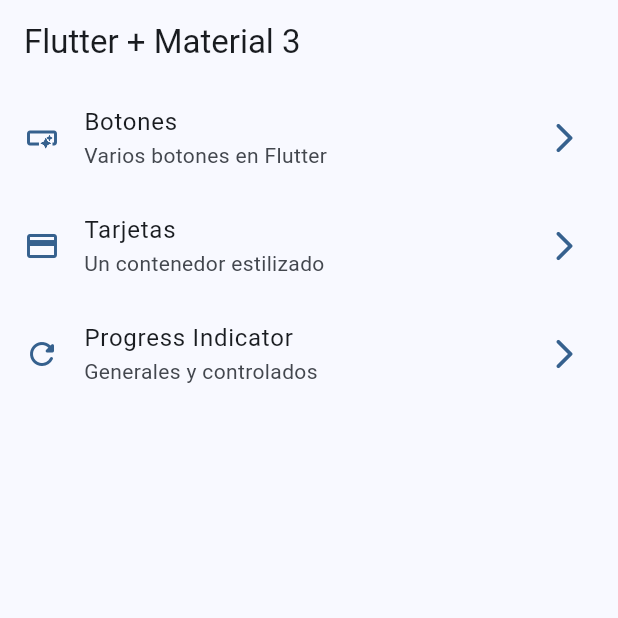
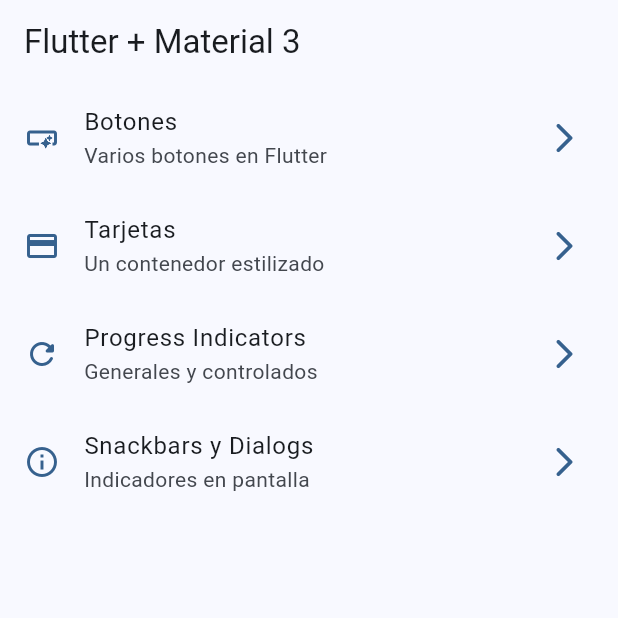
Before and after one commit to tamagoman/flutter-widget_app, a Flutter app: the screen it shows after launch, on a phone screen of 412 x 824 dp, the top half of it. Run offline on Flutter 3.47's test engine with Material 3 defaults, Android fonts, the phone set to English and light mode, and no system bars; our stand-ins replace go_router.

Commit message:
Snackbar dialogs finished

```diff
--- a/lib/config/menu/menu_items.dart
+++ b/lib/config/menu/menu_items.dart
@@ -28,24 +28,27 @@ final appMenuItems = <MenuItem>[
     link: '/buttons',
     icon: Icons.smart_button_outlined
   ),
+
   MenuItem(
     title: 'Tarjetas',
     subTitle: 'Un contenedor estilizado',
     link: '/cards',
     icon: Icons.credit_card
   ),
+
   MenuItem(
-    title: 'Progress Indicator',
+    title: 'Progress Indicators',
     subTitle: 'Generales y controlados',
     link: '/progress',
     icon: Icons.refresh_rounded
   ),
-  // MenuItem(
-  //   title: 'Snackbars y Dialogs',
-  //   subTitle: 'Indicadores en pantalla',
-  //   link: '/snackbars',
-  //   icon: Icons.info_outline
-  // ),
+
+  MenuItem(
+    title: 'Snackbars y Dialogs',
+    subTitle: 'Indicadores en pantalla',
+    link: '/snackbars',
+    icon: Icons.info_outline
+  ),
   // MenuItem(
   //   title: 'Animated Container',
   //   subTitle: 'StatefulWidget animado',
--- a/lib/config/router/app_router.dart
+++ b/lib/config/router/app_router.dart
@@ -1,5 +1,6 @@
 import 'package:go_router/go_router.dart';
 import 'package:widgets_app/presentation/screens/screens.dart';
+import 'package:widgets_app/presentation/screens/snackbar/snackbar_screen.dart';
 
 // GoRouter configuration
 final appRouter = GoRouter(
@@ -10,20 +11,29 @@ final appRouter = GoRouter(
       path: '/',
       builder: (context, state) => const HomeScreen(),
     ),
+
     GoRoute(
       name: CardsScreen.name,
       path: '/cards',
       builder: (context, state) => const CardsScreen(),
     ),
+
     GoRoute(
       name: ButtonsScreen.name,
       path: '/buttons',
       builder: (context, state) => const ButtonsScreen(),
     ),
+
     GoRoute(
       name: ProgressScreen.name,
       path: '/progress',
       builder: (context, state) => const ProgressScreen(),
     ),
+
+    GoRoute(
+      name: SnackbarScreen.name,
+      path: '/snackbars',
+      builder: (context, state) => const SnackbarScreen(),
+    ),
   ],
 );
--- a/lib/main.dart
+++ b/lib/main.dart
@@ -12,6 +12,7 @@ class MainApp extends StatelessWidget {
   @override
   Widget build(BuildContext context) {
     return MaterialApp.router(
+      title: 'Flutter Widgets',
       routerConfig: appRouter,
       debugShowCheckedModeBanner: false,
       theme: AppTheme(selectedColor: 0).getTheme(),
--- a/lib/presentation/screens/progress/progress_screen.dart
+++ b/lib/presentation/screens/progress/progress_screen.dart
@@ -1,5 +1,3 @@
-import 'dart:ffi';
-
 import 'package:flutter/material.dart';
 
 
```
Also changed, not shown: lib/presentation/screens/snackbar/snackbar_screen.dart (+75 -1 lines).
